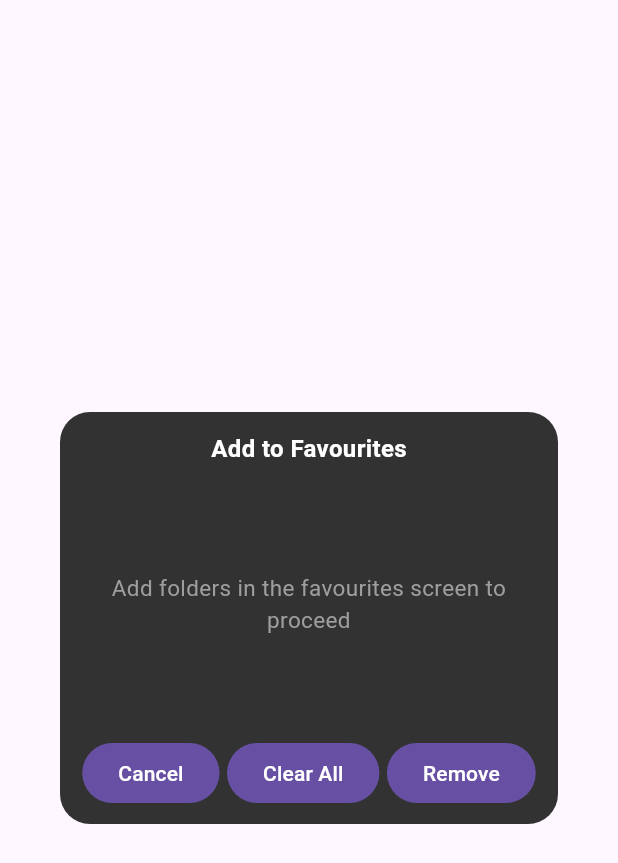
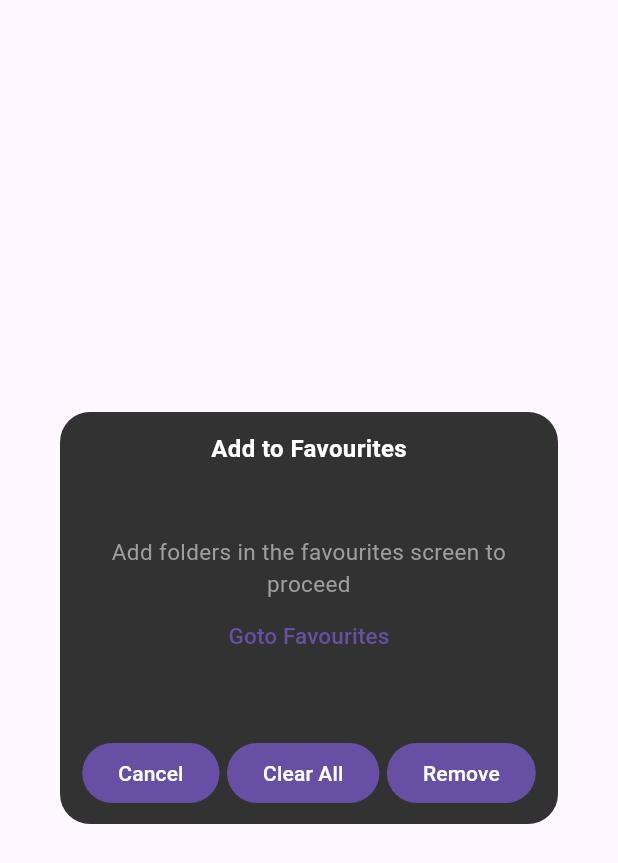
Before and after one commit to Satanarious/YetAnotherWallpaperApp, a Flutter app: the AddToFavouritesDialog widget shown alone on an empty page, opened directly with empty values, on a phone screen of 412 x 824 dp. Shown: the top 863 px of the screen. Run offline on Flutter 3.47's test engine with Material 3 defaults, Android fonts, the phone set to English and light mode, and no system bars; our stand-ins replace cached_network_image, dotted_border, equatable, photo_view, shimmer; missing offline and left inert: gal; network calls fail.

Commit message:
Change favourite button behaviour for favourite folders

```diff
--- a/lib/action_dialogs/add_to_favourites_dialog.dart
+++ b/lib/action_dialogs/add_to_favourites_dialog.dart
@@ -1,6 +1,7 @@
 import 'package:flutter/material.dart';
 import 'package:provider/provider.dart';
 import 'package:wallpaper_app/models/models.dart';
+import 'package:wallpaper_app/screens/favourites_screen.dart';
 import '../providers/favourites_provider.dart';
 
 class AddToFavouritesDialog extends StatefulWidget {
@@ -65,12 +66,30 @@ class _AddToFavouritesDialogState extends State<AddToFavouritesDialog> {
                   ),
                 ),
                 favourites.keys.isEmpty
-                    ? const Expanded(
+                    ? Expanded(
                         child: Center(
-                          child: Text(
-                            "Add folders in the favourites screen to proceed",
-                            textAlign: TextAlign.center,
-                            style: TextStyle(color: Colors.grey, fontSize: 15),
+                          child: Column(
+                            mainAxisSize: MainAxisSize.min,
+                            children: [
+                              const Text(
+                                "Add folders in the favourites screen to proceed",
+                                textAlign: TextAlign.center,
+                                style:
+                                    TextStyle(color: Colors.grey, fontSize: 15),
+                              ),
+                              TextButton(
+                                onPressed: () => Navigator.of(context)
+                                    .pushNamed(FavouritesScreen.routeName),
+                                child: Text(
+                                  "Goto Favourites",
+                                  textAlign: TextAlign.center,
+                                  style: TextStyle(
+                                    color: Theme.of(context).primaryColor,
+                                    fontSize: 15,
+                                  ),
+                                ),
+                              ),
+                            ],
                           ),
                         ),
                       )
```
Also changed, not shown: lib/action_dialogs/add_folder_dialog.dart (+7 -3 lines), lib/providers/favourites_provider.dart (+15 -5 lines), lib/widgets/favourite_button_widget.dart (+20 -4 lines), 1 other file.
